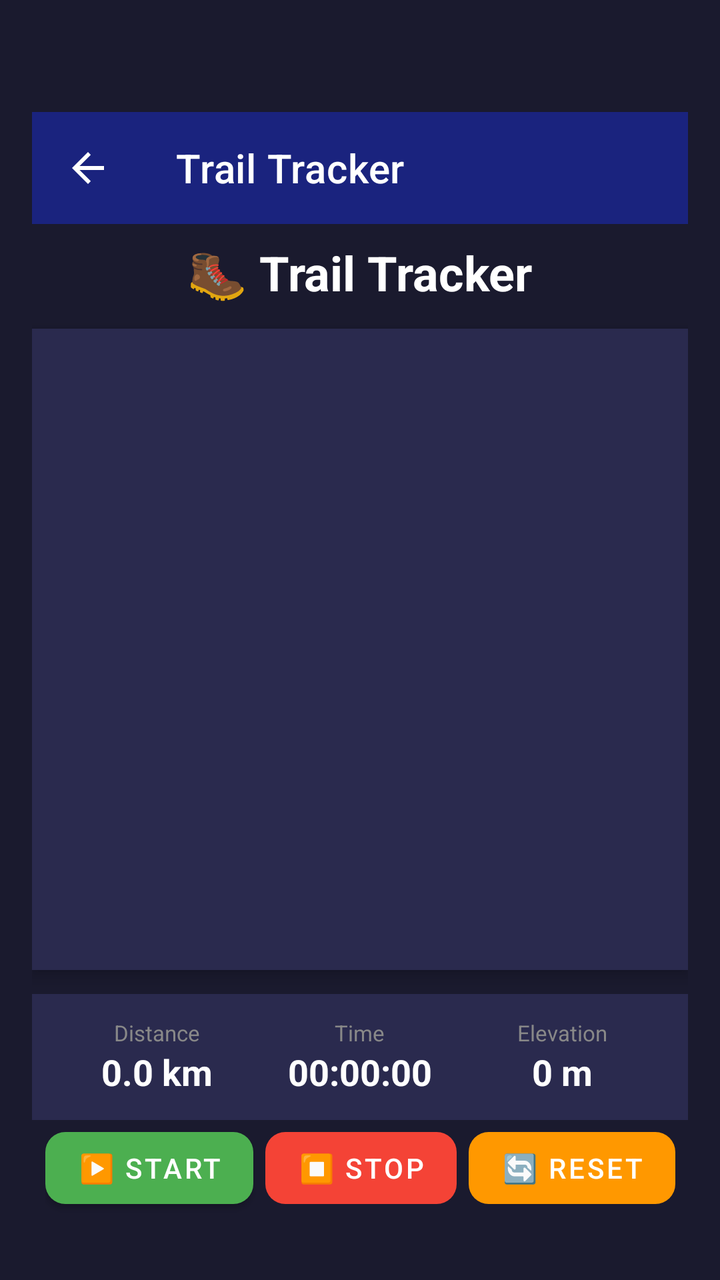
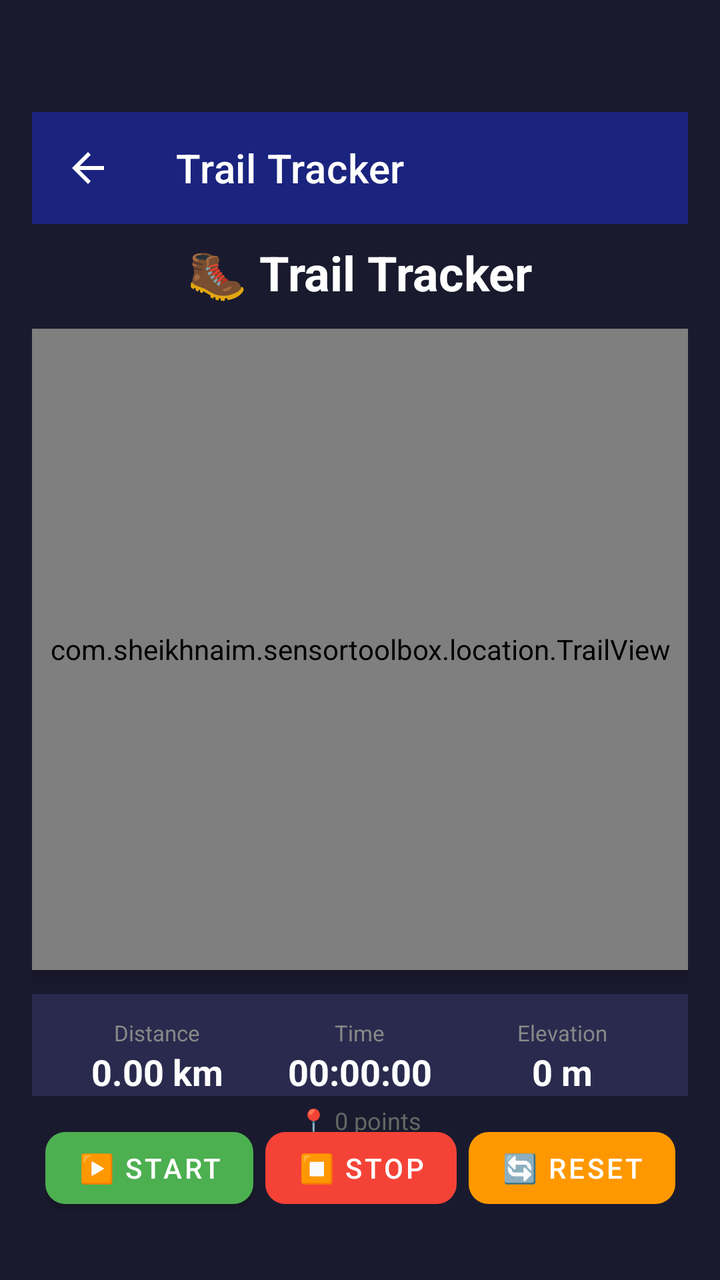

Compare the two renders of this Android layout. The source of the first and the diff that turns it into the second are given below.
<!-- AndroidManifest.xml: application theme Theme.SensorToolBox -->
<!-- res/layout/activity_trail_tracker.xml -->
<?xml version="1.0" encoding="utf-8"?>
<androidx.constraintlayout.widget.ConstraintLayout
    xmlns:android="http://schemas.android.com/apk/res/android"
    xmlns:app="http://schemas.android.com/apk/res-auto"
    xmlns:tools="http://schemas.android.com/tools"
    android:layout_width="match_parent"
    android:layout_height="match_parent"
    android:fitsSystemWindows="true"
    android:paddingTop="?attr/actionBarSize"
    android:paddingStart="16dp"
    android:paddingEnd="16dp"
    android:paddingBottom="16dp"
    android:background="#1A1A2E"
    tools:context=".location.TrailTrackerActivity">

    
    <androidx.appcompat.widget.Toolbar
        android:id="@+id/toolbar"
        android:layout_width="0dp"
        android:layout_height="?attr/actionBarSize"
        android:background="?attr/colorPrimary"
        android:theme="@style/ThemeOverlay.AppCompat.Dark.ActionBar"
        app:title="Trail Tracker"
        app:titleTextColor="#FFFFFF"
        app:navigationIcon="?attr/homeAsUpIndicator"
        app:layout_constraintTop_toTopOf="parent"
        app:layout_constraintStart_toStartOf="parent"
        app:layout_constraintEnd_toEndOf="parent" />

    
    <TextView
        android:id="@+id/titleText"
        android:layout_width="wrap_content"
        android:layout_height="wrap_content"
        android:text="🥾 Trail Tracker"
        android:textSize="24sp"
        android:textStyle="bold"
        android:textColor="#FFFFFF"
        android:layout_marginTop="8dp"
        app:layout_constraintTop_toBottomOf="@id/toolbar"
        app:layout_constraintStart_toStartOf="parent"
        app:layout_constraintEnd_toEndOf="parent" />

    
    <View
        android:id="@+id/trailView"
        android:layout_width="0dp"
        android:layout_height="0dp"
        android:layout_marginTop="12dp"
        android:layout_marginBottom="12dp"
        android:background="#2A2A4E"
        android:elevation="4dp"
        android:outlineProvider="background"
        app:layout_constraintTop_toBottomOf="@id/titleText"
        app:layout_constraintBottom_toTopOf="@id/statsContainer"
        app:layout_constraintStart_toStartOf="parent"
        app:layout_constraintEnd_toEndOf="parent" />

    
    <LinearLayout
        android:id="@+id/statsContainer"
        android:layout_width="0dp"
        android:layout_height="wrap_content"
        android:orientation="horizontal"
        android:gravity="center"
        android:background="#2A2A4E"
        android:padding="12dp"
        app:layout_constraintBottom_toTopOf="@id/buttonContainer"
        app:layout_constraintStart_toStartOf="parent"
        app:layout_constraintEnd_toEndOf="parent">

        <LinearLayout
            android:layout_width="0dp"
            android:layout_height="wrap_content"
            android:layout_weight="1"
            android:orientation="vertical"
            android:gravity="center">

            <TextView
                android:layout_width="wrap_content"
                android:layout_height="wrap_content"
                android:text="Distance"
                android:textSize="11sp"
                android:textColor="#888888" />

            <TextView
                android:id="@+id/distanceText"
                android:layout_width="wrap_content"
                android:layout_height="wrap_content"
                android:text="0.0 km"
                android:textSize="18sp"
                android:textStyle="bold"
                android:textColor="#FFFFFF" />

        </LinearLayout>

        <LinearLayout
            android:layout_width="0dp"
            android:layout_height="wrap_content"
            android:layout_weight="1"
            android:orientation="vertical"
            android:gravity="center">

            <TextView
                android:layout_width="wrap_content"
                android:layout_height="wrap_content"
                android:text="Time"
                android:textSize="11sp"
                android:textColor="#888888" />

            <TextView
                android:id="@+id/timeText"
                android:layout_width="wrap_content"
                android:layout_height="wrap_content"
                android:text="00:00:00"
                android:textSize="18sp"
                android:textStyle="bold"
                android:textColor="#FFFFFF" />

        </LinearLayout>

        <LinearLayout
            android:layout_width="0dp"
            android:layout_height="wrap_content"
            android:layout_weight="1"
            android:orientation="vertical"
            android:gravity="center">

            <TextView
                android:layout_width="wrap_content"
                android:layout_height="wrap_content"
                android:text="Elevation"
                android:textSize="11sp"
                android:textColor="#888888" />

            <TextView
                android:id="@+id/elevationText"
                android:layout_width="wrap_content"
                android:layout_height="wrap_content"
                android:text="0 m"
                android:textSize="18sp"
                android:textStyle="bold"
                android:textColor="#FFFFFF" />

        </LinearLayout>

    </LinearLayout>

    
    <LinearLayout
        android:id="@+id/buttonContainer"
        android:layout_width="wrap_content"
        android:layout_height="wrap_content"
        android:orientation="horizontal"
        android:layout_marginTop="12dp"
        android:layout_marginBottom="16dp"
        android:gravity="center"
        app:layout_constraintBottom_toBottomOf="parent"
        app:layout_constraintStart_toStartOf="parent"
        app:layout_constraintEnd_toEndOf="parent">

        
        <com.google.android.material.button.MaterialButton
            android:id="@+id/startButton"
            android:layout_width="wrap_content"
            android:layout_height="48dp"
            android:minWidth="90dp"
            android:text="▶️ Start"
            android:textSize="14sp"
            android:textColor="#FFFFFF"
            android:singleLine="true"
            android:gravity="center"
            android:layout_marginEnd="6dp"
            app:cornerRadius="10dp"
            app:backgroundTint="#4CAF50"
            android:paddingStart="16dp"
            android:paddingEnd="16dp" />

        
        <com.google.android.material.button.MaterialButton
            android:id="@+id/stopButton"
            android:layout_width="wrap_content"
            android:layout_height="48dp"
            android:minWidth="90dp"
            android:text="⏹️ Stop"
            android:textSize="14sp"
            android:textColor="#FFFFFF"
            android:singleLine="true"
            android:gravity="center"
            android:enabled="false"
            android:layout_marginEnd="6dp"
            app:cornerRadius="10dp"
            app:backgroundTint="#F44336"
            android:paddingStart="16dp"
            android:paddingEnd="16dp" />

        
        <com.google.android.material.button.MaterialButton
            android:id="@+id/resetButton"
            android:layout_width="wrap_content"
            android:layout_height="48dp"
            android:minWidth="90dp"
            android:text="🔄 Reset"
            android:textSize="14sp"
            android:textColor="#FFFFFF"
            android:singleLine="true"
            android:gravity="center"
            android:enabled="false"
            app:cornerRadius="10dp"
            app:backgroundTint="#FF9800"
            android:paddingStart="16dp"
            android:paddingEnd="16dp" />

    </LinearLayout>

</androidx.constraintlayout.widget.ConstraintLayout>
<!-- resources referenced by this layout -->
<resources>
  <style name="Theme.SensorToolBox" parent="Theme.MaterialComponents.DayNight.NoActionBar">
  
          
  
          
          <item name="colorPrimary">@color/colorPrimary</item>
  
          
          <item name="colorPrimaryVariant">@color/colorPrimaryDark</item>
  
          
          <item name="colorOnPrimary">@color/colorTextOnPrimary</item>
  
          
          <item name="colorSecondary">@color/colorAccent</item>
  
          
          <item name="colorSecondaryVariant">@color/colorAccentDark</item>
  
          
          <item name="colorOnSecondary">@color/colorTextOnAccent</item>
  
          
  
          
          <item name="android:statusBarColor">@color/colorPrimaryDark</item>
  
          
          <item name="android:windowLightStatusBar">false</item>
  
          
          <item name="android:navigationBarColor">@color/colorPrimaryDark</item>
  
          
  
          
          <item name="android:windowBackground">@color/colorBackground</item>
  
      </style>
  <color name="colorPrimary">#1A237E</color>
  <color name="colorPrimaryDark">#0D1442</color>
  <color name="colorTextOnPrimary">#FFFFFF</color>
  <color name="colorAccent">#FF5722</color>
  <color name="colorAccentDark">#BF360C</color>
  <color name="colorTextOnAccent">#FFFFFF</color>
  <color name="colorBackground">#F5F5F5</color>
</resources>

<!-- the commit's change to res/layout/activity_trail_tracker.xml (unified diff, before → after) -->
@@ -42,7 +42,8 @@
         app:layout_constraintEnd_toEndOf="parent" />
 
     
-    <View
+    
+    <com.sheikhnaim.sensortoolbox.location.TrailView
         android:id="@+id/trailView"
         android:layout_width="0dp"
         android:layout_height="0dp"
@@ -69,6 +70,7 @@
         app:layout_constraintStart_toStartOf="parent"
         app:layout_constraintEnd_toEndOf="parent">
 
+        
         <LinearLayout
             android:layout_width="0dp"
             android:layout_height="wrap_content"
@@ -87,13 +89,14 @@
                 android:id="@+id/distanceText"
                 android:layout_width="wrap_content"
                 android:layout_height="wrap_content"
-                android:text="0.0 km"
+                android:text="0.00 km"
                 android:textSize="18sp"
                 android:textStyle="bold"
                 android:textColor="#FFFFFF" />
 
         </LinearLayout>
 
+        
         <LinearLayout
             android:layout_width="0dp"
             android:layout_height="wrap_content"
@@ -119,6 +122,7 @@
 
         </LinearLayout>
 
+        
         <LinearLayout
             android:layout_width="0dp"
             android:layout_height="wrap_content"
@@ -145,6 +149,22 @@
         </LinearLayout>
 
     </LinearLayout>
+
+    
+    <TextView
+        android:id="@+id/pointsCountText"
+        android:layout_width="0dp"
+        android:layout_height="wrap_content"
+        android:text="📍 0 points"
+        android:textSize="12sp"
+        android:textColor="#666666"
+        android:gravity="center"
+        android:padding="4dp"
+        android:background="#1A1A2E"
+        app:layout_constraintTop_toBottomOf="@id/statsContainer"
+        app:layout_constraintBottom_toTopOf="@id/buttonContainer"
+        app:layout_constraintStart_toStartOf="parent"
+        app:layout_constraintEnd_toEndOf="parent" />
 
     
     <LinearLayout
